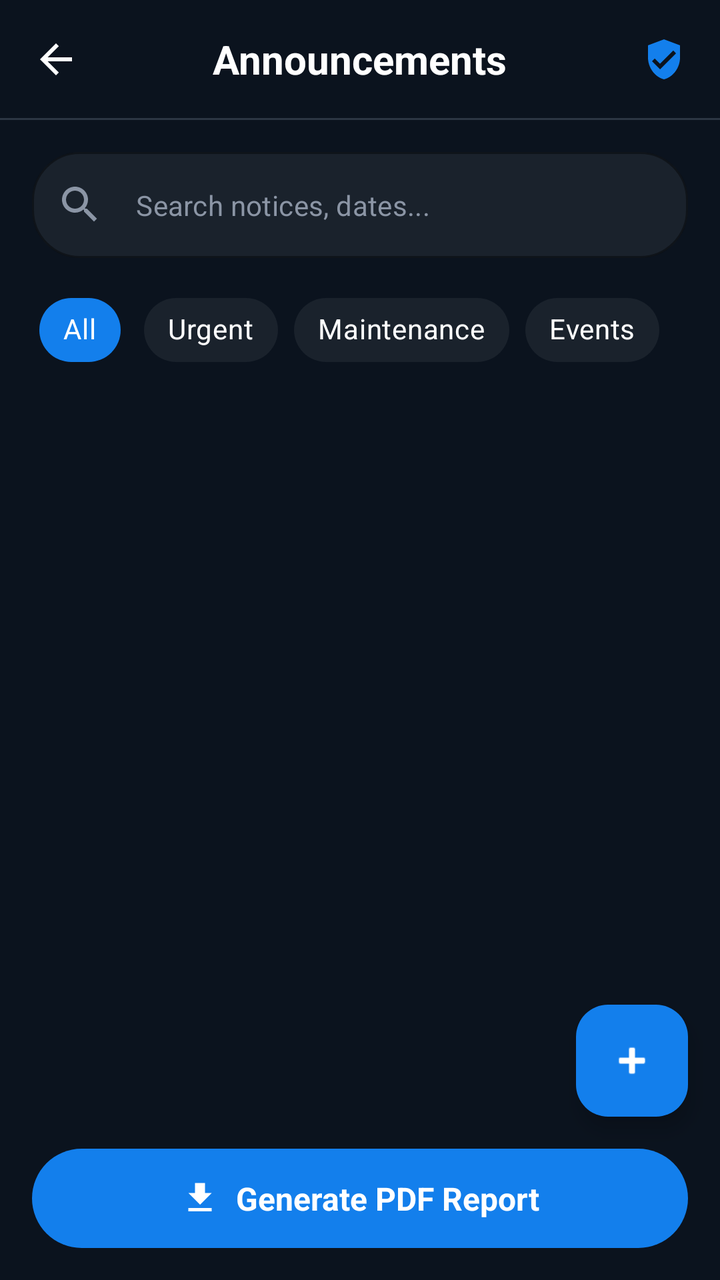
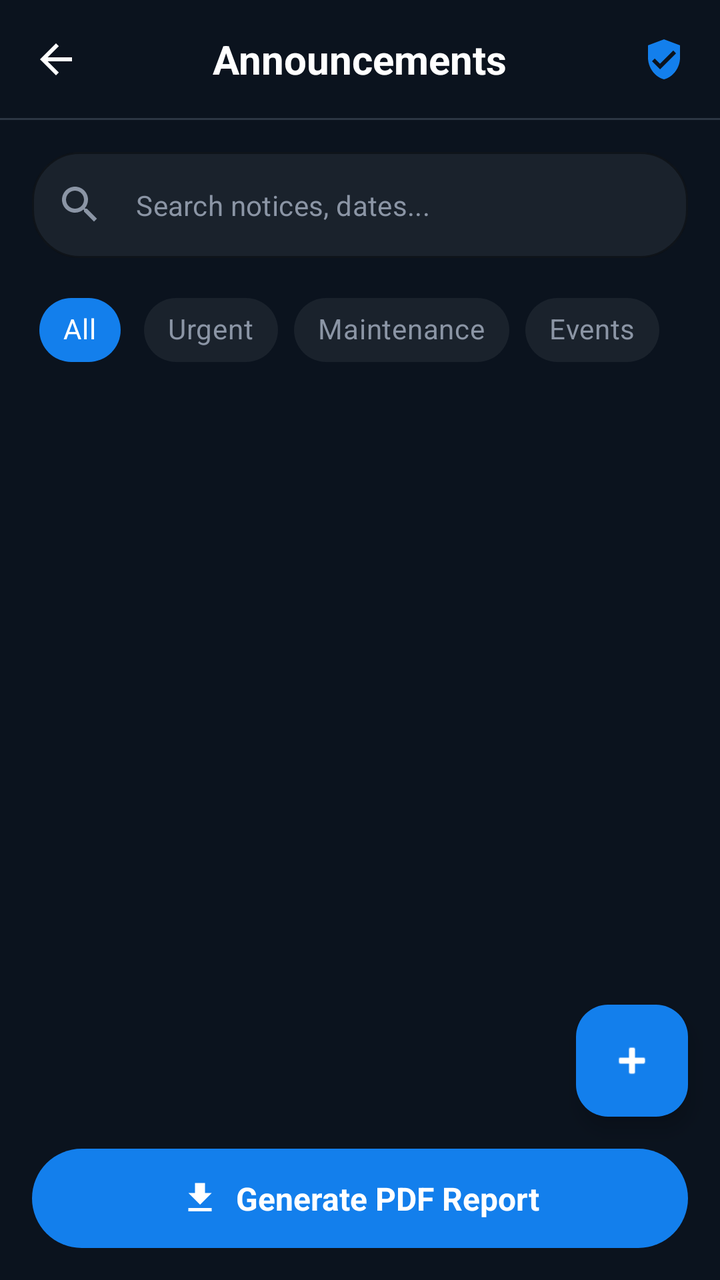

Two renders of the same Android screen: before a commit and after it. Below are the layout's source before the change and the commit's diff.
<!-- AndroidManifest.xml: application theme Theme.HouseVisitorManagementSystem -->
<!-- res/layout/activity_view_announcement.xml -->
<?xml version="1.0" encoding="utf-8"?>
<androidx.constraintlayout.widget.ConstraintLayout xmlns:android="http://schemas.android.com/apk/res/android"
    android:id="@+id/main"
    xmlns:app="http://schemas.android.com/apk/res-auto"
    xmlns:tools="http://schemas.android.com/tools"
    android:layout_width="match_parent"
    android:layout_height="match_parent"
    android:background="@color/night_blue"
    tools:context=".ViewAnnouncementActivity">

    
    <androidx.constraintlayout.widget.ConstraintLayout
        android:id="@+id/headerLayout"
        android:layout_width="match_parent"
        android:layout_height="wrap_content"
        android:padding="16dp"
        app:layout_constraintTop_toTopOf="parent">

        <ImageView
            android:id="@+id/btnBack"
            android:layout_width="24dp"
            android:layout_height="24dp"
            android:contentDescription="Back"
            android:src="@drawable/ic_arrow_back"
            app:layout_constraintBottom_toBottomOf="parent"
            app:layout_constraintStart_toStartOf="parent"
            app:layout_constraintTop_toTopOf="parent"
            app:tint="@color/white" />

        <TextView
            android:layout_width="wrap_content"
            android:layout_height="wrap_content"
            android:text="Announcements"
            android:textColor="@color/white"
            android:textSize="20sp"
            android:textStyle="bold"
            app:layout_constraintBottom_toBottomOf="parent"
            app:layout_constraintEnd_toEndOf="parent"
            app:layout_constraintStart_toStartOf="parent"
            app:layout_constraintTop_toTopOf="parent" />

        <ImageView
            android:id="@+id/btnFilter"
            android:layout_width="24dp"
            android:layout_height="24dp"
            android:contentDescription="Filter"
            android:src="@drawable/ic_filter_list"
            app:layout_constraintBottom_toBottomOf="parent"
            app:layout_constraintEnd_toEndOf="parent"
            app:layout_constraintTop_toTopOf="parent"
            app:tint="@color/bright_azure_blue" />

    </androidx.constraintlayout.widget.ConstraintLayout>

    <LinearLayout
        android:id="@+id/btnGenerateReport"
        android:layout_width="match_parent"
        android:layout_height="wrap_content"
        android:layout_marginHorizontal="16dp"
        android:layout_marginBottom="16dp"
        android:background="@drawable/bg_generate_report"
        android:gravity="center"
        android:orientation="horizontal"
        android:padding="14dp"
        app:layout_constraintBottom_toBottomOf="parent">

        <ImageView
            android:layout_width="20dp"
            android:layout_height="20dp"
            android:layout_marginEnd="8dp"
            android:src="@drawable/ic_download"
            app:tint="@color/white" />

        <TextView
            android:layout_width="wrap_content"
            android:layout_height="wrap_content"
            android:text="Generate PDF Report"
            android:textColor="@color/white"
            android:textSize="16sp"
            android:textStyle="bold" />
    </LinearLayout>

    <View
        android:id="@+id/divider"
        android:layout_width="match_parent"
        android:layout_height="1dp"
        android:background="@color/slate_blue_gray"
        app:layout_constraintTop_toBottomOf="@id/headerLayout" />

    
    <com.google.android.material.textfield.TextInputLayout
        android:id="@+id/searchLayout"
        style="@style/Widget.MaterialComponents.TextInputLayout.OutlinedBox"
        android:layout_width="match_parent"
        android:layout_height="wrap_content"
        android:layout_marginHorizontal="16dp"
        android:layout_marginTop="16dp"
        app:boxBackgroundColor="@color/card_dark_bg"
        app:boxCornerRadiusBottomEnd="24dp"
        app:boxCornerRadiusBottomStart="24dp"
        app:boxCornerRadiusTopEnd="24dp"
        app:boxCornerRadiusTopStart="24dp"
        app:boxStrokeColor="@color/slate_blue_gray"
        app:boxStrokeWidth="1dp"
        app:hintEnabled="false"
        app:layout_constraintTop_toBottomOf="@id/divider"
        app:startIconDrawable="@drawable/ic_search"
        app:startIconTint="@color/text_grey">

        <com.google.android.material.textfield.TextInputEditText
            android:id="@+id/etSearch"
            android:layout_width="match_parent"
            android:layout_height="wrap_content"
            android:hint="Search notices, dates..."
            android:inputType="text"
            android:textColor="@color/white"
            android:textColorHint="@color/text_grey"
            android:textSize="14sp" />
    </com.google.android.material.textfield.TextInputLayout>

    
    <com.google.android.material.chip.ChipGroup
        android:id="@+id/chipGroupFilters"
        android:layout_width="match_parent"
        android:layout_height="wrap_content"
        android:layout_marginHorizontal="16dp"
        android:layout_marginTop="12dp"
        app:layout_constraintTop_toBottomOf="@id/searchLayout"
        app:singleLine="true"
        app:singleSelection="true">

        <com.google.android.material.chip.Chip
            android:id="@+id/chipAll"
            style="@style/Widget.MaterialComponents.Chip.Choice"
            android:layout_width="wrap_content"
            android:layout_height="wrap_content"
            android:checked="true"
            android:text="All"
            android:textColor="@color/white"
            app:checkedIconVisible="false"
            app:chipBackgroundColor="@color/chip_bg_selector"
            app:chipStrokeWidth="0dp" />

        <com.google.android.material.chip.Chip
            android:id="@+id/chipUrgent"
            style="@style/Widget.MaterialComponents.Chip.Choice"
            android:layout_width="wrap_content"
            android:layout_height="wrap_content"
            android:text="Urgent"
            android:textColor="@color/white"
            app:checkedIconVisible="false"
            app:chipBackgroundColor="@color/chip_bg_selector"
            app:chipStrokeWidth="0dp" />

        <com.google.android.material.chip.Chip
            android:id="@+id/chipMaintenance"
            style="@style/Widget.MaterialComponents.Chip.Choice"
            android:layout_width="wrap_content"
            android:layout_height="wrap_content"
            android:text="Maintenance"
            android:textColor="@color/white"
            app:checkedIconVisible="false"
            app:chipBackgroundColor="@color/chip_bg_selector"
            app:chipStrokeWidth="0dp" />

        <com.google.android.material.chip.Chip
            android:id="@+id/chipEvents"
            style="@style/Widget.MaterialComponents.Chip.Choice"
            android:layout_width="wrap_content"
            android:layout_height="wrap_content"
            android:text="Events"
            android:textColor="@color/white"
            app:checkedIconVisible="false"
            app:chipBackgroundColor="@color/chip_bg_selector"
            app:chipStrokeWidth="0dp" />

    </com.google.android.material.chip.ChipGroup>

    
    <androidx.recyclerview.widget.RecyclerView
        android:id="@+id/rvAnnouncements"
        android:layout_width="match_parent"
        android:layout_height="0dp"
        android:layout_marginTop="16dp"
        android:layout_marginBottom="8dp"
        android:clipToPadding="false"
        android:paddingHorizontal="16dp"
        android:paddingBottom="16dp"
        app:layout_constraintBottom_toTopOf="@id/btnGenerateReport"
        app:layout_constraintTop_toBottomOf="@id/chipGroupFilters"
        tools:listitem="@layout/item_announcement" />

    
    <com.google.android.material.floatingactionbutton.FloatingActionButton
        android:id="@+id/fabAddAnnouncement"
        android:layout_width="wrap_content"
        android:layout_height="wrap_content"
        android:layout_marginEnd="16dp"
        android:layout_marginBottom="16dp"
        android:contentDescription="Add Announcement"
        android:src="@android:drawable/ic_input_add"
        app:backgroundTint="@color/bright_azure_blue"
        app:layout_constraintBottom_toTopOf="@id/btnGenerateReport"
        app:layout_constraintEnd_toEndOf="parent"
        app:tint="@color/white" />

</androidx.constraintlayout.widget.ConstraintLayout>
<!-- res/layout/item_announcement.xml (included above) -->
<?xml version="1.0" encoding="utf-8"?>
<com.google.android.material.card.MaterialCardView xmlns:android="http://schemas.android.com/apk/res/android"
    xmlns:app="http://schemas.android.com/apk/res-auto"
    android:layout_width="match_parent"
    android:layout_height="wrap_content"
    android:layout_marginBottom="12dp"
    app:cardBackgroundColor="@color/card_dark_bg"
    app:cardCornerRadius="16dp"
    app:cardElevation="2dp">

    <androidx.constraintlayout.widget.ConstraintLayout
        android:layout_width="match_parent"
        android:layout_height="wrap_content"
        android:padding="16dp">

        
        <View
            android:id="@+id/leftBorder"
            android:layout_width="4dp"
            android:layout_height="0dp"
            android:background="@color/bright_azure_blue"
            app:layout_constraintBottom_toBottomOf="parent"
            app:layout_constraintStart_toStartOf="parent"
            app:layout_constraintTop_toTopOf="parent" />

        
        <FrameLayout
            android:id="@+id/iconContainer"
            android:layout_width="48dp"
            android:layout_height="48dp"
            android:layout_marginStart="12dp"
            android:background="@drawable/circle_dark_bg"
            app:layout_constraintStart_toEndOf="@id/leftBorder"
            app:layout_constraintTop_toTopOf="parent">

            <ImageView
                android:id="@+id/ivIcon"
                android:layout_width="24dp"
                android:layout_height="24dp"
                android:layout_gravity="center"
                android:src="@drawable/ic_home_filled"
                app:tint="@color/bright_azure_blue" />
        </FrameLayout>

        
        <TextView
            android:id="@+id/tvTitle"
            android:layout_width="0dp"
            android:layout_height="wrap_content"
            android:layout_marginStart="12dp"
            android:layout_marginEnd="8dp"
            android:text="Gate A Maintenance"
            android:textColor="@color/white"
            android:textSize="16sp"
            android:textStyle="bold"
            app:layout_constraintEnd_toStartOf="@id/tvBadge"
            app:layout_constraintStart_toEndOf="@id/iconContainer"
            app:layout_constraintTop_toTopOf="@id/iconContainer" />

        
        <TextView
            android:id="@+id/tvBadge"
            android:layout_width="wrap_content"
            android:layout_height="wrap_content"
            android:background="@drawable/bg_badge_urgent"
            android:paddingHorizontal="10dp"
            android:paddingVertical="4dp"
            android:text="Urgent"
            android:textColor="@color/red"
            android:textSize="11sp"
            android:textStyle="bold"
            android:visibility="gone"
            app:layout_constraintEnd_toEndOf="parent"
            app:layout_constraintTop_toTopOf="@id/tvTitle" />

        
        <TextView
            android:id="@+id/tvDescription"
            android:layout_width="0dp"
            android:layout_height="wrap_content"
            android:layout_marginStart="12dp"
            android:layout_marginTop="4dp"
            android:layout_marginEnd="16dp"
            android:ellipsize="end"
            android:maxLines="2"
            android:text="The main electronic gate will be offline for emergency repairs from 2 PM to..."
            android:textColor="@color/text_grey"
            android:textSize="14sp"
            app:layout_constraintEnd_toEndOf="parent"
            app:layout_constraintStart_toEndOf="@id/iconContainer"
            app:layout_constraintTop_toBottomOf="@id/tvTitle" />

        
        <ImageView
            android:id="@+id/ivAuthor"
            android:layout_width="16dp"
            android:layout_height="16dp"
            android:layout_marginStart="12dp"
            android:layout_marginTop="12dp"
            android:src="@drawable/ic_person_outline"
            app:layout_constraintStart_toEndOf="@id/iconContainer"
            app:layout_constraintTop_toBottomOf="@id/tvDescription"
            app:tint="@color/text_grey" />

        <TextView
            android:id="@+id/tvAuthorInfo"
            android:layout_width="0dp"
            android:layout_height="wrap_content"
            android:layout_marginStart="6dp"
            android:text="Admin • 10:00 AM"
            android:textColor="@color/text_grey"
            android:textSize="12sp"
            app:layout_constraintBottom_toBottomOf="@id/ivAuthor"
            app:layout_constraintEnd_toStartOf="@id/tvReadMore"
            app:layout_constraintStart_toEndOf="@id/ivAuthor"
            app:layout_constraintTop_toTopOf="@id/ivAuthor" />

        
        <TextView
            android:id="@+id/tvReadMore"
            android:layout_width="wrap_content"
            android:layout_height="wrap_content"
            android:text="Read more ›"
            android:textColor="@color/bright_azure_blue"
            android:textSize="12sp"
            android:textStyle="bold"
            android:visibility="gone"
            app:layout_constraintBottom_toBottomOf="@id/tvAuthorInfo"
            app:layout_constraintEnd_toEndOf="parent"
            app:layout_constraintTop_toTopOf="@id/tvAuthorInfo" />

    </androidx.constraintlayout.widget.ConstraintLayout>

</com.google.android.material.card.MaterialCardView>
<!-- resources referenced by this layout -->
<resources>
  <color name="bright_azure_blue">#137fec</color>
  <color name="card_dark_bg">#1A222C</color>
  <color name="night_blue">#0B131E</color>
  <color name="red">#E74C3C</color>
  <color name="slate_blue_gray">#2C3643</color>
  <color name="text_grey">#8B95A5</color>
  <color name="white">#FFFFFF</color>
  <!-- drawable bg_badge_urgent (drawable) -->
  <?xml version="1.0" encoding="utf-8"?>
  <shape xmlns:android="http://schemas.android.com/apk/res/android">
      <solid android:color="#2D1F1F" />
      <corners android:radius="8dp" />
  </shape>
  <!-- drawable bg_generate_report (drawable) -->
  <?xml version="1.0" encoding="utf-8"?>
  <shape xmlns:android="http://schemas.android.com/apk/res/android">
      <solid android:color="@color/bright_azure_blue" />
      <corners android:radius="100dp" />
  </shape>
  <!-- drawable circle_dark_bg (drawable) -->
  <?xml version="1.0" encoding="utf-8"?>
  <shape xmlns:android="http://schemas.android.com/apk/res/android"
      android:shape="oval">
      <solid android:color="#1A2332" />
  </shape>
  <!-- drawable ic_arrow_back (drawable) -->
  <vector xmlns:android="http://schemas.android.com/apk/res/android"
      android:width="24dp"
      android:height="24dp"
      android:viewportWidth="24"
      android:viewportHeight="24">
      <path
          android:fillColor="#FFFFFF"
          android:pathData="M20,11H7.83l5.59,-5.59L12,4l-8,8 8,8 1.41,-1.41L7.83,13H20v-2z" />
  </vector>
  <!-- drawable ic_download (drawable) -->
  <?xml version="1.0" encoding="utf-8"?>
  <vector xmlns:android="http://schemas.android.com/apk/res/android"
      android:width="24dp"
      android:height="24dp"
      android:viewportWidth="24"
      android:viewportHeight="24">
      <path
          android:fillColor="#FFFFFFFF"
          android:pathData="M19,9h-4V3H9v6H5l7,7L19,9zM5,18v2h14v-2H5z" />
  </vector>
  <!-- drawable ic_filter_list (drawable) -->
  <vector xmlns:android="http://schemas.android.com/apk/res/android"
      android:width="24dp"
      android:height="24dp"
      android:viewportWidth="24"
      android:viewportHeight="24">
      <path
          android:fillColor="#FFFFFF"
          android:pathData="M12,2L4,5v6.09c0,5.05 3.41,9.76 8,10.91c4.59,-1.15 8,-5.86 8,-10.91V5L12,2zM10,17l-4,-4l1.41,-1.41L10,14.17l6.59,-6.59L18,9L10,17z"/>
  </vector>
  <!-- drawable ic_home_filled (drawable) -->
  <vector xmlns:android="http://schemas.android.com/apk/res/android"
      android:width="24dp"
      android:height="24dp"
      android:viewportWidth="24"
      android:viewportHeight="24">
      <path
          android:fillColor="#FFFFFF"
          android:pathData="M10,20v-6h4v6h5v-8h3L12,3 2,12h3v8z" />
  </vector>
  <!-- drawable ic_search (drawable) -->
  <vector xmlns:android="http://schemas.android.com/apk/res/android"
      android:width="24dp"
      android:height="24dp"
      android:viewportWidth="24"
      android:viewportHeight="24"
      android:tint="@color/white">
    <path
        android:fillColor="@android:color/white"
        android:pathData="M15.5,14h-0.79l-0.28,-0.27C15.41,12.59 16,11.11 16,9.5 16,5.91 13.09,3 9.5,3S3,5.91 3,9.5 5.91,16 9.5,16c1.61,0 3.09,-0.59 4.23,-1.57l0.27,0.28v0.79l5,4.99L20.49,19l-4.99,-5zM9.5,14C7.01,14 5,11.99 5,9.5S7.01,5 9.5,5 14,7.01 14,9.5 11.99,14 9.5,14z"/>
  </vector>
  <style name="Theme.HouseVisitorManagementSystem" parent="Base.Theme.HouseVisitorManagementSystem" />
  <style name="Base.Theme.HouseVisitorManagementSystem" parent="Theme.Material3.DayNight.NoActionBar">
          
          
      </style>
  <!-- unchanged entries left out for length: 1 -->
</resources>

<!-- the commit's change to res/layout/activity_view_announcement.xml (unified diff, before → after) -->
@@ -136,7 +136,7 @@
             android:layout_height="wrap_content"
             android:checked="true"
             android:text="All"
-            android:textColor="@color/white"
+            android:textColor="@color/chip_text_selector"
             app:checkedIconVisible="false"
             app:chipBackgroundColor="@color/chip_bg_selector"
             app:chipStrokeWidth="0dp" />
@@ -147,7 +147,7 @@
             android:layout_width="wrap_content"
             android:layout_height="wrap_content"
             android:text="Urgent"
-            android:textColor="@color/white"
+            android:textColor="@color/chip_text_selector"
             app:checkedIconVisible="false"
             app:chipBackgroundColor="@color/chip_bg_selector"
             app:chipStrokeWidth="0dp" />
@@ -158,7 +158,7 @@
             android:layout_width="wrap_content"
             android:layout_height="wrap_content"
             android:text="Maintenance"
-            android:textColor="@color/white"
+            android:textColor="@color/chip_text_selector"
             app:checkedIconVisible="false"
             app:chipBackgroundColor="@color/chip_bg_selector"
             app:chipStrokeWidth="0dp" />
@@ -169,12 +169,26 @@
             android:layout_width="wrap_content"
             android:layout_height="wrap_content"
             android:text="Events"
-            android:textColor="@color/white"
+            android:textColor="@color/chip_text_selector"
             app:checkedIconVisible="false"
             app:chipBackgroundColor="@color/chip_bg_selector"
             app:chipStrokeWidth="0dp" />
 
     </com.google.android.material.chip.ChipGroup>
+
+    
+    <TextView
+        android:id="@+id/tvEmptyState"
+        android:layout_width="wrap_content"
+        android:layout_height="wrap_content"
+        android:text="No Announcements Available"
+        android:textColor="@color/text_grey"
+        android:textSize="18sp"
+        android:visibility="gone"
+        app:layout_constraintTop_toBottomOf="@id/chipGroupFilters"
+        app:layout_constraintBottom_toTopOf="@id/btnGenerateReport"
+        app:layout_constraintStart_toStartOf="parent"
+        app:layout_constraintEnd_toEndOf="parent" />
 
     
     <androidx.recyclerview.widget.RecyclerView
@@ -266,6 +280,17 @@
             app:layout_constraintTop_toTopOf="@id/iconContainer" />
 
         
+        <ImageView
+            android:id="@+id/btnOptions"
+            android:layout_width="24dp"
+            android:layout_height="24dp"
+            android:padding="2dp"
+            android:src="@drawable/ic_menu_dots"
+            app:tint="@color/text_grey"
+            app:layout_constraintEnd_toEndOf="parent"
+            app:layout_constraintTop_toTopOf="@id/tvTitle" />
+
+        
         <TextView
             android:id="@+id/tvBadge"
             android:layout_width="wrap_content"
@@ -278,8 +303,10 @@
             android:textSize="11sp"
             android:textStyle="bold"
             android:visibility="gone"
-            app:layout_constraintEnd_toEndOf="parent"
-            app:layout_constraintTop_toTopOf="@id/tvTitle" />
+            android:layout_marginEnd="8dp"
+            app:layout_constraintBottom_toBottomOf="@id/btnOptions"
+            app:layout_constraintEnd_toStartOf="@id/btnOptions"
+            app:layout_constraintTop_toTopOf="@id/btnOptions" />
 
         
         <TextView
<!-- resource entries referenced after the edit -->
@@ -66,6 +66,17 @@
           android:fillColor="#FFFFFF"
           android:pathData="M10,20v-6h4v6h5v-8h3L12,3 2,12h3v8z" />
   </vector>
+  <!-- drawable ic_menu_dots (drawable) -->
+  <vector xmlns:android="http://schemas.android.com/apk/res/android"
+      android:width="24dp"
+      android:height="24dp"
+      android:viewportWidth="24"
+      android:viewportHeight="24"
+      android:tint="@color/white">
+    <path
+        android:fillColor="@android:color/white"
+        android:pathData="M12,8c1.1,0 2,-0.9 2,-2s-0.9,-2 -2,-2 -2,0.9 -2,2 0.9,2 2,2zM12,10c-1.1,0 -2,0.9 -2,2s0.9,2 2,2 2,-0.9 2,-2 -0.9,-2 -2,-2zM12,16c-1.1,0 -2,0.9 -2,2s0.9,2 2,2 2,-0.9 2,-2 -0.9,-2 -2,-2z"/>
+  </vector>
   <!-- drawable ic_search (drawable) -->
   <vector xmlns:android="http://schemas.android.com/apk/res/android"
       android:width="24dp"
